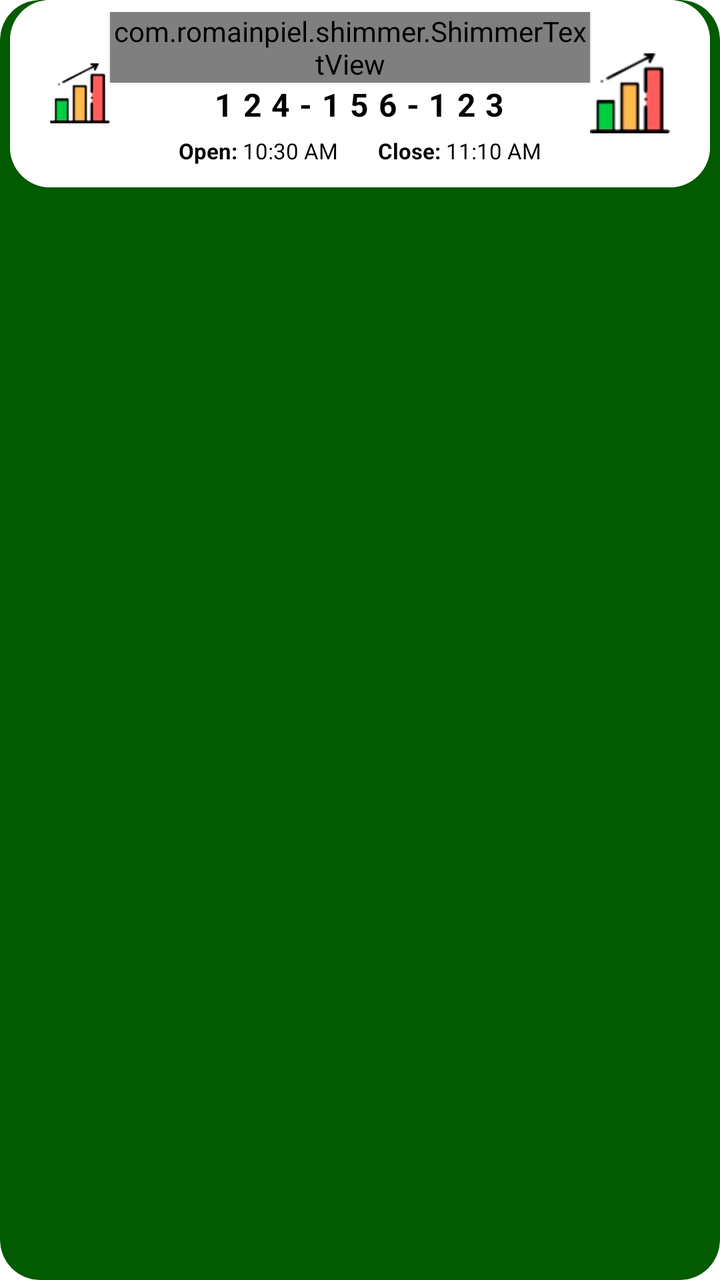
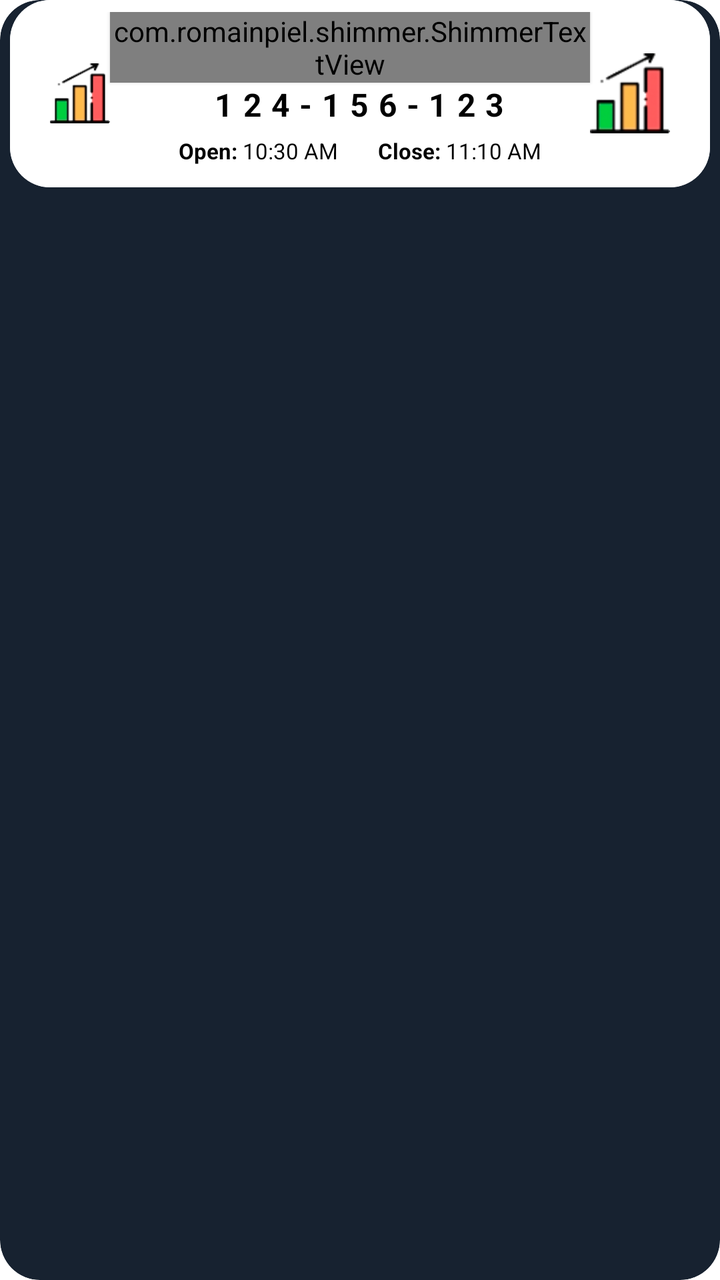

The first picture is an Android layout as it rendered before a commit; the second is the same layout after the commit. The layout source and the unified diff follow.
<!-- AndroidManifest.xml: application theme Theme.Kalyanbazar -->
<!-- res/layout/adapter_home.xml -->
<?xml version="1.0" encoding="utf-8"?>
<layout xmlns:android="http://schemas.android.com/apk/res/android"
    xmlns:app="http://schemas.android.com/apk/res-auto"
    xmlns:tools="http://schemas.android.com/tools">

    <data>

    </data>
    <androidx.cardview.widget.CardView

        android:layout_width="match_parent"
        android:layout_height="wrap_content"
        android:layout_marginVertical="5dp"
        android:elevation="0dp"
        app:cardBackgroundColor="@color/greendark"
        app:cardCornerRadius="20dp"
        app:cardElevation="0dp">

        <androidx.cardview.widget.CardView
            android:layout_width="match_parent"
            android:layout_height="wrap_content"
            android:layout_marginHorizontal="5dp"
            android:paddingHorizontal="2dp"
            android:paddingVertical="2dp"
            app:cardCornerRadius="20dp"
            app:cardElevation="0dp">

            <RelativeLayout
                android:id="@+id/rlhead"
                android:layout_width="match_parent"
                android:layout_height="wrap_content"
                android:background="@color/white"
                android:paddingHorizontal="10dp"
                android:paddingVertical="6dp">

                <RelativeLayout
                android:id="@+id/aa"
                android:layout_width="match_parent"
                android:layout_height="wrap_content">

                    <com.google.android.material.imageview.ShapeableImageView
                        android:id="@+id/chartTable"
                        android:layout_width="30dp"
                        android:layout_height="30dp"
                        android:layout_centerVertical="true"
                        android:layout_marginStart="10dp"
                        android:layout_marginBottom="8dp"
                        android:src="@drawable/chart"/>

                    <com.romainpiel.shimmer.ShimmerTextView
                        android:id="@+id/eventType"
                        android:layout_width="wrap_content"
                        android:layout_height="wrap_content"
                        android:layout_centerHorizontal="true"
                        android:layout_toStartOf="@id/eventStatus"
                        android:layout_toEndOf="@id/chartTable"
                        android:elevation="1dp"
                        android:gravity="center"
                        android:letterSpacing="0.1"
                        android:textAllCaps="true"
                        android:textColor="@color/black_dark"
                        android:textSize="17sp"
                        android:textStyle="bold"
                        app:reflectionColor="#FDFDFD"
                        tools:ignore="RelativeOverlap" />
                    <LinearLayout
                        android:id="@+id/lleventcode"
                        android:layout_width="wrap_content"
                        android:layout_height="wrap_content"
                        android:layout_below="@id/eventType"
                         android:layout_centerHorizontal="true"
                        android:orientation="vertical">

                        <com.google.android.material.textview.MaterialTextView
                            android:id="@+id/eventNumber"
                            android:layout_width="wrap_content"
                            android:layout_height="wrap_content"
                            android:letterSpacing="0.3"
                            android:text="124-156-123"
 android:layout_gravity="center"
                            android:textColor="@color/black_dark"
                            android:textSize="16sp"
                            android:textStyle="bold" />

                        <com.google.android.material.textview.MaterialTextView
                            android:id="@+id/marketOpen"
                            android:layout_width="wrap_content"
                            android:layout_height="wrap_content"
                            android:layout_gravity="center"
                            android:backgroundTint="@color/white_opacity"
                            android:gravity="center"
                            android:paddingHorizontal="5dp"
                            android:text="Market closed for today"
                            android:textAllCaps="true"
                            android:textColor="@color/greendark"
                            android:textSize="14sp"
                            android:textStyle="bold"
                            android:visibility="gone" />

                    </LinearLayout>
                    <LinearLayout
                        android:layout_width="match_parent"
                        android:layout_height="wrap_content"
                        android:layout_below="@+id/lleventcode"
                        android:layout_marginVertical="5dp"
                        android:gravity="center"
                        android:orientation="horizontal">

                        <com.google.android.material.textview.MaterialTextView
                            android:id="@+id/openlabel"
                            android:layout_width="wrap_content"
                            android:layout_height="wrap_content"
                            android:drawablePadding="3dp"
                            android:gravity="center"
                            android:text="Open: "
                            android:textColor="@color/black_dark"
                            android:textSize="11sp"
                            android:textStyle="bold" />

                        <com.google.android.material.textview.MaterialTextView
                            android:id="@+id/openingTime"
                            android:layout_width="wrap_content"
                            android:layout_height="wrap_content"
                            android:layout_centerVertical="true"
                            android:layout_marginEnd="10dp"
                            android:drawablePadding="3dp"
                            android:gravity="center"
                            android:text="10:30 AM"
                            android:textColor="@color/black_dark"
                            android:textSize="11sp" />

                        <com.google.android.material.textview.MaterialTextView
                            android:id="@+id/closelabel"
                            android:layout_width="wrap_content"
                            android:layout_height="wrap_content"
                            android:layout_centerVertical="true"
                            android:layout_marginStart="10dp"
                            android:drawablePadding="3dp"
                            android:gravity="center"
                            android:text="Close: "
                            android:textColor="@color/black_dark"
                            android:textSize="11sp"
                            android:textStyle="bold" />

                        <com.google.android.material.textview.MaterialTextView
                            android:id="@+id/closingTime"
                            android:layout_width="wrap_content"
                            android:layout_height="wrap_content"
                            android:layout_centerVertical="true"
                            android:drawablePadding="3dp"
                            android:gravity="center"
                            android:text="11:10 AM"
                            android:textColor="@color/black_dark"
                            android:textSize="11sp" />

                    </LinearLayout>
                    <com.google.android.material.imageview.ShapeableImageView
                        android:id="@+id/eventStatus"
                        android:layout_width="40dp"
                        android:layout_height="40dp"
                        android:layout_alignParentEnd="true"
                        android:layout_centerVertical="true"
                        android:layout_marginEnd="10dp"
                        android:layout_marginBottom="8dp"
                        android:src="@drawable/chart" />



                </RelativeLayout>


            </RelativeLayout>
        </androidx.cardview.widget.CardView>

    </androidx.cardview.widget.CardView>
</layout>
<!-- resources referenced by this layout -->
<resources>
  <color name="black_dark">#000000</color>
  <color name="greendark">#025B00</color>
  <color name="white">#FFFFFFFF</color>
  <color name="white_opacity">#FFFFFFFF</color>
  <!-- drawable chart: png bitmap (drawable, 2319 bytes) -->
  <style name="Theme.Kalyanbazar" parent="Theme.MaterialComponents.DayNight.NoActionBar">
          
          <item name="colorPrimary">@color/golden</item>
          <item name="colorPrimaryVariant">@color/golden</item>
          <item name="colorOnPrimary">@color/white</item>
          
          <item name="colorSecondary">@color/teal_200</item>
          <item name="colorSecondaryVariant">@color/teal_700</item>
          <item name="colorOnSecondary">@color/black</item>
          
          <item name="android:statusBarColor">?attr/colorPrimaryVariant</item>
          
      </style>
  <color name="golden">#f8cf40</color>
  <color name="teal_200">#FF03DAC5</color>
  <color name="teal_700">#FF018786</color>
  <color name="black">#FF000000</color>
</resources>

<!-- the commit's change to res/layout/adapter_home.xml (unified diff, before → after) -->
@@ -12,7 +12,7 @@
         android:layout_height="wrap_content"
         android:layout_marginVertical="5dp"
         android:elevation="0dp"
-        app:cardBackgroundColor="@color/greendark"
+        app:cardBackgroundColor="@color/bluetheme"
         app:cardCornerRadius="20dp"
         app:cardElevation="0dp">
 
<!-- resource entries referenced after the edit -->
@@ -1,6 +1,7 @@
 <!-- resources referenced by this layout -->
 <resources>
   <color name="black_dark">#000000</color>
+  <color name="bluetheme">#172230</color>
   <color name="greendark">#025B00</color>
   <color name="white">#FFFFFFFF</color>
   <color name="white_opacity">#FFFFFFFF</color>
